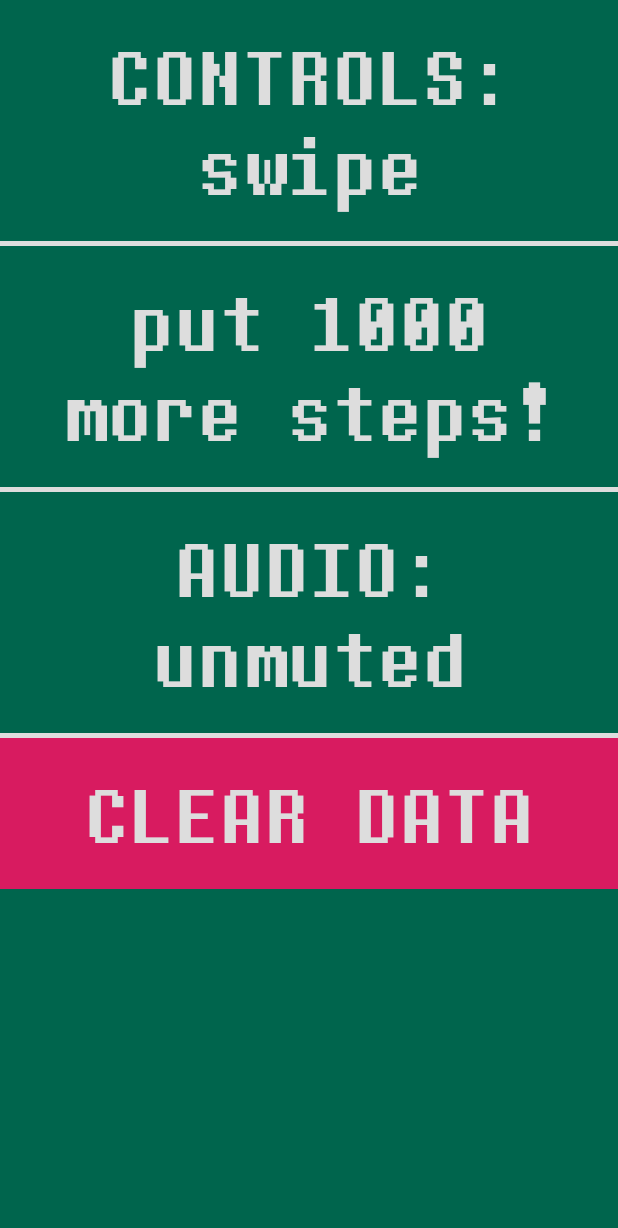
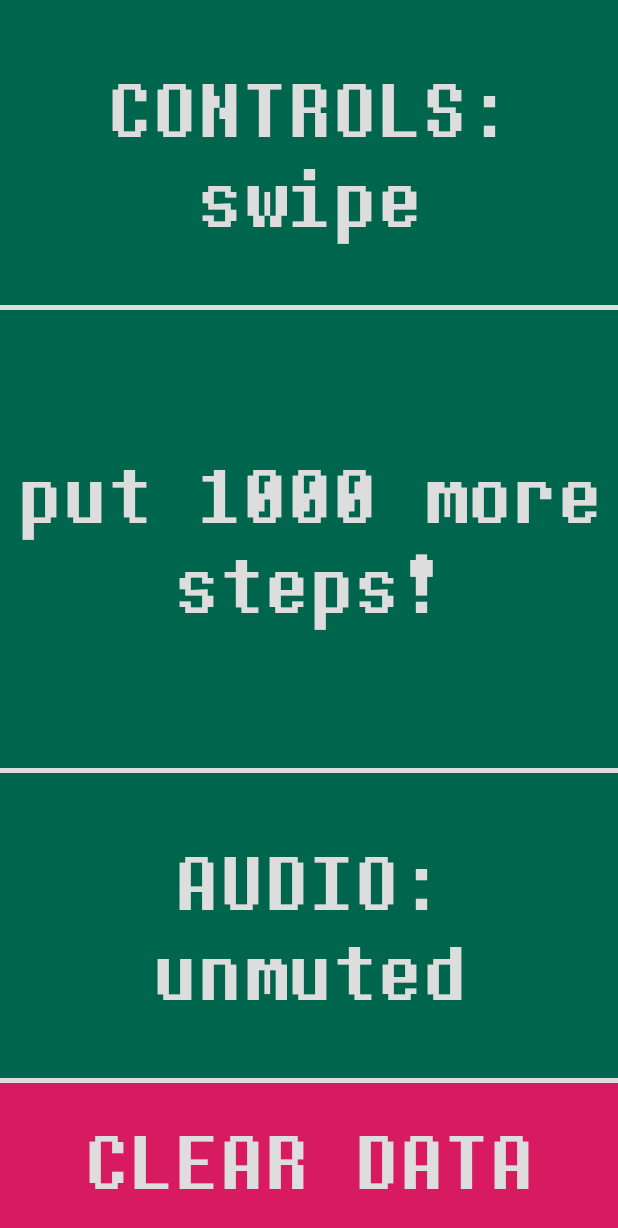
Before and after one commit to StevenBrons/sokoban, an Android app: the Settings screen opened directly, with no data from a screen before it, on a phone screen of 412 x 824 dp. Shown: the top 1228 px of the screen. Run offline under Robolectric (Android 15) with nearby library versions, the phone set to English and light mode, and no system bars.

Commit message:
make settings screen dynamic

```diff
--- a/sokoban_app/app/src/main/res/layout/activity_settings.xml
+++ b/sokoban_app/app/src/main/res/layout/activity_settings.xml
@@ -6,65 +6,66 @@
     android:layout_height="match_parent"
     tools:context=".Settings"
     android:background="@color/colorPrimaryDark">
+
     <LinearLayout
         android:layout_width="match_parent"
-        android:layout_height="wrap_content"
-        android:orientation="vertical"
-        android:background="@color/levelSelectBackgroundEven">
+        android:layout_height="match_parent"
+        android:background="@color/levelSelectBackgroundEven"
+        android:orientation="vertical">
 
         <TextView
-            android:gravity="center"
             android:id="@+id/toggleInputMethod"
             android:layout_width="match_parent"
-            android:layout_height="wrap_content"
-            android:padding="20dp"
-            android:textSize="50sp"
+            android:layout_height="0dp"
+            android:layout_weight="1"
+            android:background="@color/colorPrimaryDark"
             android:fontFamily="@font/dtm_mono"
+            android:gravity="center"
+            android:onClick="onClickToggleControls"
+            android:text="INPUT: swipe"
             android:textColor="@color/levelSelectBackgroundEven"
-            android:background="@color/colorPrimaryDark"
-            android:text="INPUT: swipe"
-            android:onClick="onClickToggleControls"/>
+            android:textSize="50sp" />
 
         <TextView
-            android:gravity="center"
             android:id="@+id/donutMode"
             android:layout_width="match_parent"
-            android:layout_height="wrap_content"
-            android:padding="20dp"
-            android:textSize="50sp"
+            android:layout_height="0dp"
             android:layout_marginTop="3dp"
+            android:layout_weight="1.5"
+            android:background="@color/colorPrimaryDark"
             android:fontFamily="@font/dtm_mono"
+            android:gravity="center"
+            android:onClick="onClickDonutMode"
+            android:text="put 1000 more steps to unlock"
             android:textColor="@color/levelSelectBackgroundEven"
-            android:background="@color/colorPrimaryDark"
-            android:text="put 1000 more steps to unlock"
-            android:onClick="onClickDonutMode"/>
+            android:textSize="50sp" />
+
         <TextView
-            android:gravity="center"
             android:id="@+id/audio"
             android:layout_width="match_parent"
-            android:layout_height="wrap_content"
-            android:padding="20dp"
-            android:textSize="50sp"
+            android:layout_height="0dp"
             android:layout_marginTop="3dp"
+            android:layout_weight="1"
+            android:background="@color/colorPrimaryDark"
             android:fontFamily="@font/dtm_mono"
+            android:gravity="center"
+            android:onClick="onClickMute"
+            android:text="AUDIO: unmuted"
             android:textColor="@color/levelSelectBackgroundEven"
-            android:background="@color/colorPrimaryDark"
-            android:text="AUDIO: unmuted"
-            android:onClick="onClickMute"/>
+            android:textSize="50dp" />
 
         <TextView
+            android:layout_width="match_parent"
+            android:layout_height="0dp"
             android:layout_marginTop="3dp"
+            android:layout_weight=".5"
+            android:background="@color/colorAccent"
+            android:fontFamily="@font/dtm_mono"
             android:gravity="center"
-        android:layout_width="match_parent"
-        android:layout_height="wrap_content"
-        android:padding="20dp"
-        android:textSize="50sp"
-        android:fontFamily="@font/dtm_mono"
-        android:textColor="@color/levelSelectBackgroundEven"
-        android:background="@color/colorAccent"
-        android:text="CLEAR DATA"
-        android:onClick="onClickClearData"/>
-
+            android:onClick="onClickClearData"
+            android:text="CLEAR DATA"
+            android:textColor="@color/levelSelectBackgroundEven"
+            android:textSize="50sp" />
 
 
     </LinearLayout>
```
